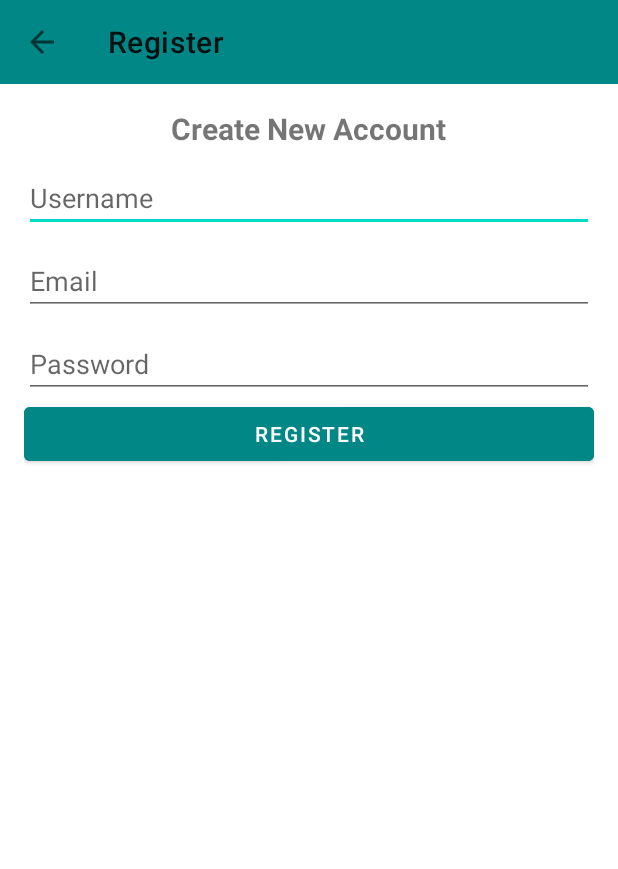
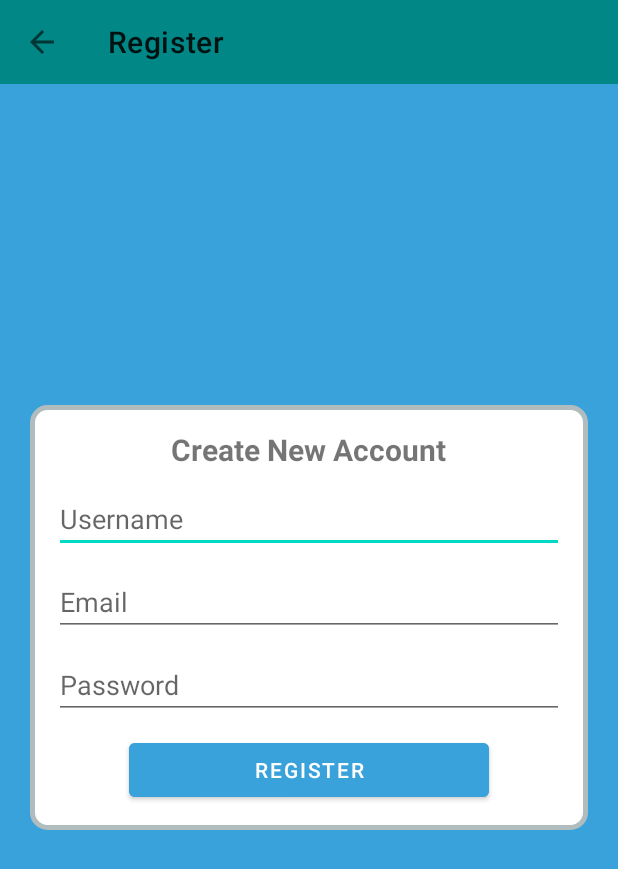
Before and after one commit to amarukael/ChatApp, an Android app: the RegisterActivity screen opened directly, with no data from a screen before it, on a phone screen of 412 x 824 dp. Shown: the top 869 px of the screen. Run offline under Robolectric (Android 15) with nearby library versions, the phone set to English and light mode, and no system bars; our stand-ins replace Firebase (no records; nobody signed in at launch, a user with empty details on screens opened directly).

Commit message:
update design layout

```diff
--- /dev/null
+++ b/app/src/main/res/drawable/rounded_layot.xml
@@ -0,0 +1,7 @@
+<?xml version="1.0" encoding="UTF-8"?>
+<shape xmlns:android="http://schemas.android.com/apk/res/android">
+    <solid android:color="#FFFFFF"/>
+    <stroke android:width="3dp" android:color="#B1BCBE" />
+    <corners android:radius="10dp"/>
+    <padding android:left="0dp" android:top="0dp" android:right="0dp" android:bottom="0dp" />
+</shape>
--- a/app/src/main/res/layout/activity_register.xml
+++ b/app/src/main/res/layout/activity_register.xml
@@ -4,16 +4,25 @@
     xmlns:tools="http://schemas.android.com/tools"
     android:layout_width="match_parent"
     android:layout_height="match_parent"
+    android:background="@color/bg_blue"
     tools:context=".RegisterActivity">
 
     <include
         android:id="@+id/toolbar"
         layout="@layout/layout_bar"/>
+
+    <LinearLayout
+        android:layout_width="match_parent"
+        android:layout_height="match_parent"
+        android:gravity="center">
+
         <LinearLayout
             android:layout_width="match_parent"
             android:layout_height="wrap_content"
-        android:gravity="center_horizontal"
+            android:gravity="center"
+            android:background="@drawable/rounded_layot"
             android:orientation="vertical"
+            android:layout_margin="20dp"
             android:padding="16dp"
             android:layout_below="@id/toolbar"
             >
@@ -52,12 +61,12 @@
                 android:layout_height="wrap_content"
                 android:text="Register"
                 android:id="@+id/btn_register"
-            android:backgroundTint="@color/teal_700"
+                android:layout_marginTop="10dp"
+                android:layout_marginLeft="50dp"
+                android:layout_marginRight="50dp"
+                android:backgroundTint="@color/bg_blue"
                 />
-
-
-
-
+        </LinearLayout>
 
     </LinearLayout>
 
--- a/app/src/main/res/layout/activity_start.xml
+++ b/app/src/main/res/layout/activity_start.xml
@@ -4,6 +4,7 @@
     android:layout_width="match_parent"
     android:layout_height="match_parent"
     android:orientation="vertical"
+    android:background="@color/bg_blue"
     android:gravity="center"
     tools:context=".StartActivity">
 
--- a/app/src/main/res/values/colors.xml
+++ b/app/src/main/res/values/colors.xml
@@ -7,4 +7,5 @@
     <color name="teal_700">#FF018786</color>
     <color name="black">#FF000000</color>
     <color name="white">#FFFFFFFF</color>
+    <color name="bg_blue">#39A2DB</color>
 </resources>
```
Also changed, not shown: app/src/main/res/layout/activity_login.xml (+15 -6 lines). Lines whose indentation alone changed are shown as unchanged.
